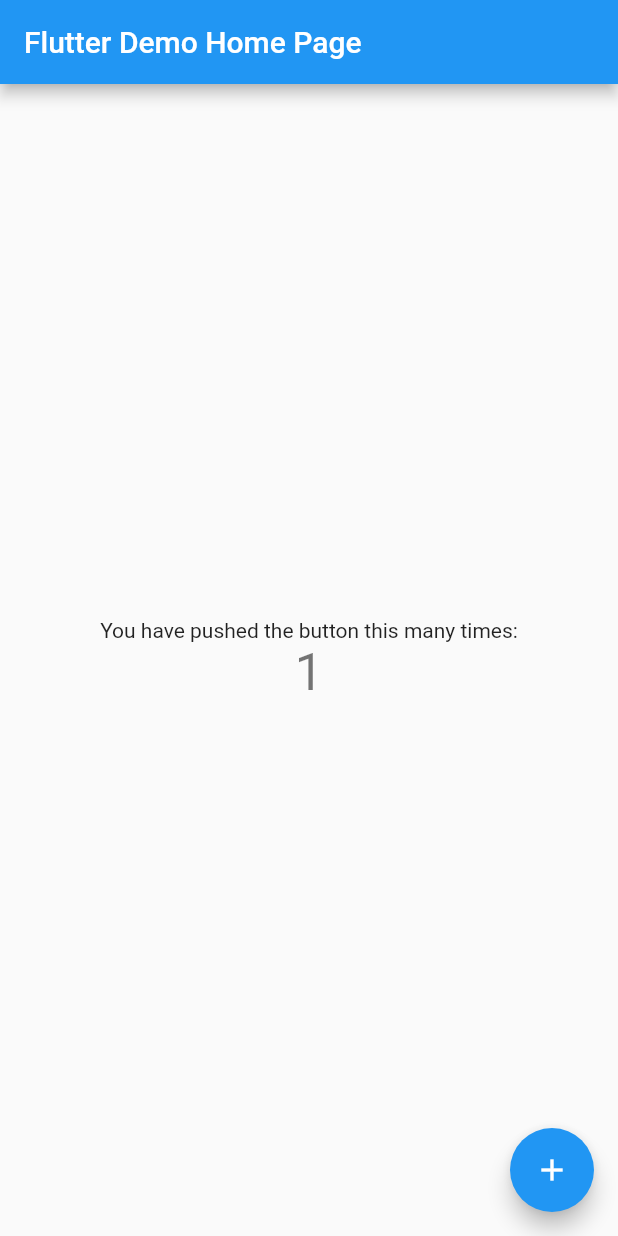
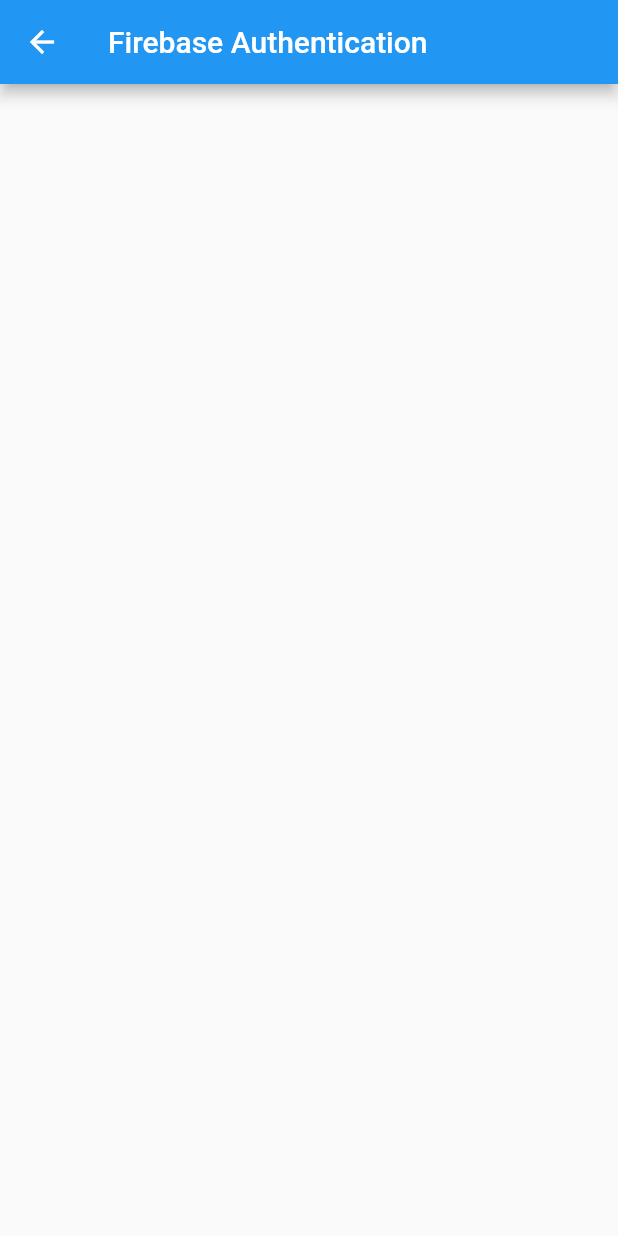
Before and after one commit to SimoneColuccio/DIMAppointify, a Flutter app: the screen it shows after launch, after a tap on the "add" icon, on a phone screen of 412 x 824 dp. Run offline on Flutter 3.47's test engine with Material 2 defaults, Android fonts, the phone set to English and light mode, and no system bars; our stand-ins replace firebase_core; accounts and stored records are empty.

Commit message:
failing to add firebase

```diff
--- /dev/null
+++ b/lib/loginPage.dart
@@ -0,0 +1,11 @@
+import 'package:flutter/material.dart';
+class LoginPage extends StatelessWidget {
+  @override
+  Widget build(BuildContext context) {
+    return Scaffold(
+      appBar: AppBar(
+        title: Text('Firebase Authentication'),
+      ),
+    );
+  }
+}
--- a/lib/main.dart
+++ b/lib/main.dart
@@ -1,7 +1,14 @@
 import 'package:flutter/material.dart';
+import 'package:firebase_core/firebase_core.dart';
+import 'firebase_options.dart';
+import 'loginPage.dart';
 
-void main() {
-  runApp(const MyApp());
+void main() async {
+  WidgetsFlutterBinding.ensureInitialized();
+  await Firebase.initializeApp(
+    options: DefaultFirebaseOptions.currentPlatform,
+  );
+  runApp(MyApp());
 }
 
 class MyApp extends StatelessWidget {
@@ -58,6 +65,10 @@
       // _counter without calling setState(), then the build method would not be
       // called again, and so nothing would appear to happen.
       _counter++;
+      Navigator.push(
+        context,
+        MaterialPageRoute(builder: (context) => LoginPage()),
+      );
     });
   }
 
--- a/pubspec.yaml
+++ b/pubspec.yaml
@@ -36,6 +36,9 @@
   # The following adds the Cupertino Icons font to your application.
   # Use with the CupertinoIcons class for iOS style icons.
   cupertino_icons: ^1.0.2
+  firebase_core: ^2.4.1
+  firebase_auth: ^4.2.4
+  google_sign_in: ^5.0.4
 
 dev_dependencies:
   flutter_test:
```
Also changed, not shown: lib/firebase_options.dart (added), pubspec.lock, 22 other files.
